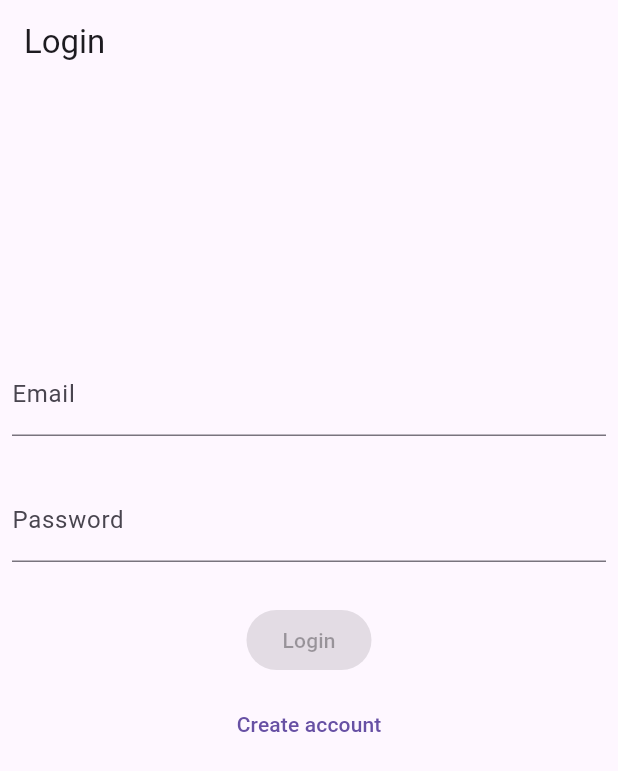
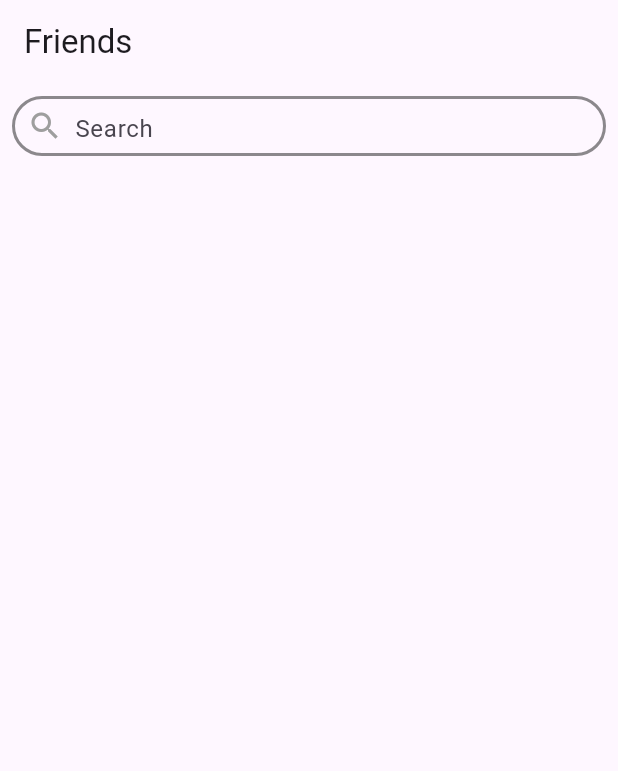
Before and after one commit to KonstInt/yandex_sirius, a Flutter app: the screen it shows after launch, on a phone screen of 412 x 824 dp. Shown: the top 771 px of the screen. Run offline on Flutter 3.47's test engine with Material 3 defaults, Android fonts, the phone set to English and light mode, and no system bars; our stand-ins replace bloc, cloud_firestore, firebase_auth, firebase_core, firebase_crashlytics, flutter_bloc and 7 more; accounts and stored records are empty; generated files the repository leaves out were written again.

Commit message:
add search

```diff
--- a/lib/app/app.dart
+++ b/lib/app/app.dart
@@ -2,6 +2,7 @@ import 'package:flutter/material.dart';
 
 import '../generated/l10n.dart';
 import 'features/login/login_page.dart';
+import 'features/search/search_page.dart';
 
 class App extends StatelessWidget {
   const App({super.key});
@@ -12,7 +13,7 @@ class App extends StatelessWidget {
         S.delegate,
       ],
       supportedLocales: S.delegate.supportedLocales,
-      home: const LoginPage(),
+      home: const SearchPage(),
     );
   }
 }
--- a/lib/app/features/login/login_page.dart
+++ b/lib/app/features/login/login_page.dart
@@ -15,7 +15,7 @@ class LoginPage extends StatelessWidget {
     //di
     final signInBloc = LoginBloc(FirebaseUserService());
     return Scaffold(
-      appBar: AppBar(title:  Text(l10n.login)),
+      appBar: AppBar(title: Text(l10n.login)),
       body: Padding(
         padding: const EdgeInsets.all(8),
         child: BlocProvider.value(
--- a/lib/app/features/search/bloc/search_bloc.dart
+++ b/lib/app/features/search/bloc/search_bloc.dart
@@ -1,15 +1,37 @@
-import 'dart:async';
+import 'package:bloc/bloc.dart';
+import 'package:formz/formz.dart';
+import 'package:freezed_annotation/freezed_annotation.dart';
+import 'package:injectable/injectable.dart';
+import 'package:meta/meta.dart';
+import 'package:yandex_sirius/app/features/user/data/remote/firebase/models/user/firebase_api_user_model.dart';
 
-import 'package:bloc/bloc.dart';
-import 'package:meta/meta.dart';
+import '../../user/data/remote/firebase/service/firebase_user_service.dart';
 
 part 'search_event.dart';
 part 'search_state.dart';
+part 'search_bloc.freezed.dart';
 
+@injectable
 class SearchBloc extends Bloc<SearchEvent, SearchState> {
-  SearchBloc() : super(SearchInitial()) {
-    on<SearchEvent>((event, emit) {
-      // TODO: implement event handler
-    });
+  final FirebaseUserService _authenticationRepository;
+
+  SearchBloc(this._authenticationRepository) : super(const SearchState()) {
+    on<CreateUserList>(_onCreateUserList);
+  }
+
+  Future<void> _onCreateUserList(
+      CreateUserList event, Emitter<SearchState> emit) async {
+    emit(state.copyWith(status: FormzSubmissionStatus.inProgress));
+    List<String> list =
+        await _authenticationRepository.getUsersList(event.prefix);
+    List<FirebaseApiUserModel> newList = [];
+    int end = (list.length >= 10) ? 10 : list.length;
+    if (list.isNotEmpty) {
+      for (int i = 0; i < end; i++) {
+        newList.add(await _authenticationRepository.getUser(list[i]));
+      }
+    }
+    emit(state.copyWith(
+        status: FormzSubmissionStatus.success, peoples:(event.prefix != '') ? newList : []));
   }
 }
--- a/lib/app/features/search/bloc/search_event.dart
+++ b/lib/app/features/search/bloc/search_event.dart
@@ -1,4 +1,8 @@
 part of 'search_bloc.dart';
 
-@immutable
-abstract class SearchEvent {}
+class SearchEvent {}
+
+class CreateUserList extends SearchEvent {
+  final String prefix;
+  CreateUserList(this.prefix);
+}
--- a/lib/app/features/search/bloc/search_state.dart
+++ b/lib/app/features/search/bloc/search_state.dart
@@ -1,6 +1,10 @@
 part of 'search_bloc.dart';
 
-@immutable
-abstract class SearchState {}
-
-class SearchInitial extends SearchState {}
+@freezed
+class SearchState with _$SearchState {
+  const factory SearchState({
+    @Default(<FirebaseApiUserModel>[]) List peoples,
+    @Default({}) Set<String> friends,
+    @Default(FormzSubmissionStatus.initial) FormzSubmissionStatus status,
+  }) = _SearchState;
+}
--- a/lib/app/features/search/search_from.dart
+++ b/lib/app/features/search/search_from.dart
@@ -1,12 +1,135 @@
+import 'dart:convert';
+
 import 'package:flutter/cupertino.dart';
+import 'package:flutter/material.dart';
+import 'package:flutter/widgets.dart';
+import 'package:flutter_bloc/flutter_bloc.dart';
+import 'package:formz/formz.dart';
+import 'package:yandex_sirius/app/features/search/bloc/search_bloc.dart';
 
-class SearchForm extends StatelessWidget{
+import '../../../generated/l10n.dart';
+
+class SearchForm extends StatelessWidget {
   const SearchForm({super.key});
 
   @override
   Widget build(BuildContext context) {
-    // TODO: implement build
-    throw UnimplementedError();
+    final l10n = S.of(context);
+    return BlocListener<SearchBloc, SearchState>(
+      listener: (context, state) {
+        if (state.status.isFailure) {
+          ScaffoldMessenger.of(context)
+            ..hideCurrentSnackBar()
+            ..showSnackBar(
+              SnackBar(
+                content: Text(l10n.userDoesNotExist),
+              ),
+            );
+        }
+      },
+      child: const Column(
+        mainAxisSize: MainAxisSize.min,
+        crossAxisAlignment: CrossAxisAlignment.start,
+        children: <Widget>[
+          _SearchLine(),
+          SizedBox(height: 5),
+          _UserList(),
+        ],
+      ),
+    );
   }
+}
 
+class _SearchLine extends StatelessWidget {
+  const _SearchLine({super.key});
+
+  @override
+  Widget build(BuildContext context) {
+    final l10n = S.of(context);
+
+    return BlocBuilder<SearchBloc, SearchState>(
+      buildWhen: (previous, next) =>
+          previous.peoples.length != next.peoples.length,
+      builder: (context, state) {
+        return Container(
+          height: 40,
+          padding: const EdgeInsets.symmetric(horizontal: 8.0),
+          decoration: BoxDecoration(
+            borderRadius: BorderRadius.circular(30),
+            border: Border.all(color: Colors.black45, width: 2),
+          ),
+          child: Row(
+            children: [
+              const Icon(Icons.search, color: Colors.grey),
+              const SizedBox(width: 8),
+              Expanded(
+                child: TextField(
+                  key: const Key('searchField'),
+                  onChanged: (value) {
+                    context.read<SearchBloc>().add(CreateUserList(value));
+                  },
+                  decoration: InputDecoration(
+                    border: InputBorder.none,
+                    hintText: l10n.search,
+                  ),
+                ),
+              ),
+            ],
+          ),
+        );
+      },
+    );
+  }
 }
+
+class _UserList extends StatelessWidget {
+  const _UserList({super.key});
+
+  @override
+  Widget build(BuildContext context) {
+    return BlocBuilder<SearchBloc, SearchState>(
+      builder: (context, state) {
+        return state.status.isInProgress
+            ? const Center(child: CircularProgressIndicator())
+            : Expanded(
+                child: ListView.builder(
+                  itemCount: state.peoples.length,
+                  itemBuilder: (context, index) {
+                    final person = state.peoples[index];
+                    return Card(
+                      child: Row(
+                        mainAxisAlignment: MainAxisAlignment.spaceBetween,
+                        children: [
+                          Container(
+                            height: 100,
+                            width: 100,
+                            alignment: Alignment.bottomCenter,
+                            key: const Key("image_picker"),
+                            decoration: BoxDecoration(
+                              color: Colors.grey,
+                              shape: BoxShape.circle,
+                              border: Border.all(
+                                width: 2,
+                                color: Colors.black45,
+                              ),
+                              image: (person.photoUrl == '')
+                                  ? null
+                                  : DecorationImage(
+                                      image: MemoryImage(
+                                          base64Decode(person.photoUrl)),
+                                      fit: BoxFit.cover,
+                                    ),
+                            ),
+                          ),
+                          Text(person.name),
+                          FloatingActionButton(onPressed: () {}),
+                        ],
+                      ),
+                    );
+                  },
+                ),
+              );
+      },
+    );
+  }
+}
--- a/lib/app/features/search/search_page.dart
+++ b/lib/app/features/search/search_page.dart
@@ -7,21 +7,20 @@ import '../../../generated/l10n.dart';
 import '../user/data/remote/firebase/service/firebase_user_service.dart';
 import 'bloc/search_bloc.dart';
 
-
-class LoginPage extends StatelessWidget {
-  const LoginPage({super.key});
+class SearchPage extends StatelessWidget {
+  const SearchPage({super.key});
 
   @override
   Widget build(BuildContext context) {
     final l10n = S.of(context);
     //di
-    //final signInBloc = LoginBloc(FirebaseUserService());
+    final search = SearchBloc(FirebaseUserService());
     return Scaffold(
-      appBar: AppBar(title:  Text(l10n.friends)),
+      appBar: AppBar(title: Text(l10n.friends)),
       body: Padding(
         padding: const EdgeInsets.all(8),
         child: BlocProvider.value(
-          value: SearchBloc(),
+          value: search,
           child: const SearchForm(),
         ),
       ),
--- a/lib/app/features/signup/bloc/signup_event.dart
+++ b/lib/app/features/signup/bloc/signup_event.dart
@@ -1,5 +1,4 @@
 part of 'signup_bloc.dart';
-
 
 class SignupEvent {}
 
@@ -27,7 +26,9 @@ class NicknameChanged extends SignupEvent {
   final String nickname;
   NicknameChanged(this.nickname);
 }
+
 class PhotoChanged extends SignupEvent {}
+
 class ConfirmedPasswordChanged extends SignupEvent {
   final String confirmedPassword;
   ConfirmedPasswordChanged(this.confirmedPassword);
--- a/lib/app/features/signup/bloc/signup_state.dart
+++ b/lib/app/features/signup/bloc/signup_state.dart
@@ -1,5 +1,4 @@
 part of 'signup_bloc.dart';
-
 
 @freezed
 class SignupState with _$SignupState {
--- a/lib/app/features/signup/signup_page.dart
+++ b/lib/app/features/signup/signup_page.dart
@@ -7,7 +7,6 @@ import 'package:yandex_sirius/app/features/signup/signup_form2.dart';
 import '../../../generated/l10n.dart';
 import '../user/data/remote/firebase/service/firebase_user_service.dart';
 import 'bloc/signup_bloc.dart';
-
 
 class SignUpPage extends StatelessWidget {
   const SignUpPage({super.key});
--- a/lib/l10n/intl_en.arb
+++ b/lib/l10n/intl_en.arb
@@ -16,5 +16,7 @@
   "surname": "Surname",
   "alias" : "Alias",
   "next" : "Next",
-  "friends" : "Friends"
+  "friends" : "Friends",
+  "search" : "Search",
+  "userDoesNotExist" : "User does not exist"
 }
--- a/lib/l10n/intl_ru.arb
+++ b/lib/l10n/intl_ru.arb
@@ -16,5 +16,7 @@
   "surname": "Фамилия",
   "alias" : "Никнейм",
   "next" : "Далее",
-  "friends": "Друзья"
+  "friends": "Друзья",
+  "search" : "Поиск",
+  "userDoesNotExist" : "Пользователь не существует"
 }
--- a/pubspec.yaml
+++ b/pubspec.yaml
@@ -39,5 +39,6 @@ flutter:
   generate: true
   uses-material-design: true
 
+
 flutter_intl:
   enabled: true
```
Also changed, not shown: lib/app/features/login/login_form.dart (+5 -2 lines), lib/app/features/signup/bloc/signup_bloc.dart (+11 -9 lines), lib/app/features/signup/signup_form1.dart (+7 -6 lines), lib/app/features/signup/signup_form2.dart (+4 -4 lines), lib/app/features/user/data/remote/firebase/service/firebase_user_service.dart (+22 -1 lines), lib/app/features/search/bloc/search_bloc.freezed.dart (added), lib/generated/intl/messages_en.dart, lib/generated/intl/messages_ru.dart, lib/generated/l10n.dart.
